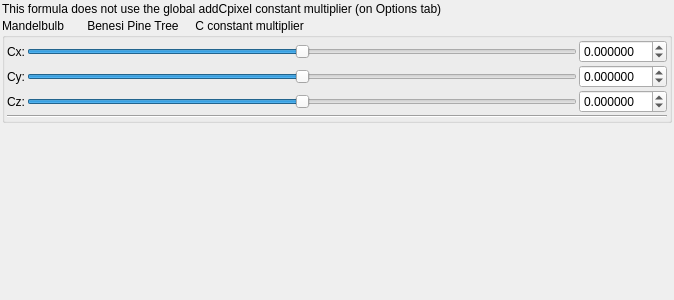
First picture: the form in mandelbulber2/qt_data/fractal_benesi_pine_tree.ui, repository buddhi1980/mandelbulber2, before the edit.
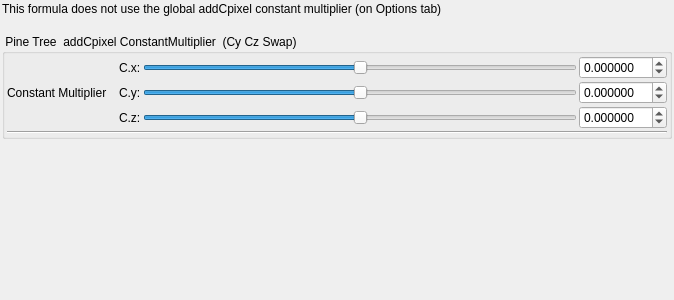
Second picture: the form after the edit. Custom widgets are drawn as their Qt base class.

What changed in the file:
```diff
--- a/mandelbulber2/qt_data/fractal_benesi_pine_tree.ui
+++ b/mandelbulber2/qt_data/fractal_benesi_pine_tree.ui
@@ -36,13 +36,20 @@
      </property>
     </widget>
    </item>
+   <item>
+    <widget class="QLabel" name="label_2">
+     <property name="text">
+      <string/>
+     </property>
+    </widget>
+   </item>
    <item>
     <widget class="QGroupBox" name="groupBox">
      <property name="toolTip">
       <string>&lt;html&gt;&lt;head/&gt;&lt;body&gt;&lt;p&gt;&lt;span style=&quot; color:#000000;&quot;&gt;benesiFastPwr2PineTree  3D&lt;/span&gt;&lt;/p&gt;&lt;p&gt;&lt;span style=&quot; font-family:'Courier New,courier'; color:#000000;&quot;&gt;http://www.fractalforums.com/new-theories-and-research/do-m3d-formula-have-to-be-distance-estimation-formulas/&lt;/span&gt;&lt;/p&gt;&lt;/body&gt;&lt;/html&gt;</string>
      </property>
      <property name="title">
-      <string>Mandelbulb       Benesi Pine Tree     C constant multiplier</string>
+      <string> Pine Tree  addCpixel ConstantMultiplier  (Cy Cz Swap)</string>
      </property>
      <property name="checkable">
       <bool>false</bool>
@@ -149,7 +156,7 @@
         <item row="0" column="1">
          <widget class="QLabel" name="label_113">
           <property name="text">
-           <string>Cx:</string>
+           <string>C.x:</string>
           </property>
          </widget>
         </item>
@@ -228,14 +235,21 @@
         <item row="1" column="1">
          <widget class="QLabel" name="label_71">
           <property name="text">
-           <string>Cy:</string>
+           <string>C.y:</string>
           </property>
          </widget>
         </item>
         <item row="2" column="1">
          <widget class="QLabel" name="label_117">
           <property name="text">
-           <string>Cz:</string>
+           <string>C.z:</string>
+          </property>
+         </widget>
+        </item>
+        <item row="1" column="0">
+         <widget class="QLabel" name="label_114">
+          <property name="text">
+           <string>Constant Multiplier   </string>
           </property>
          </widget>
         </item>
```
